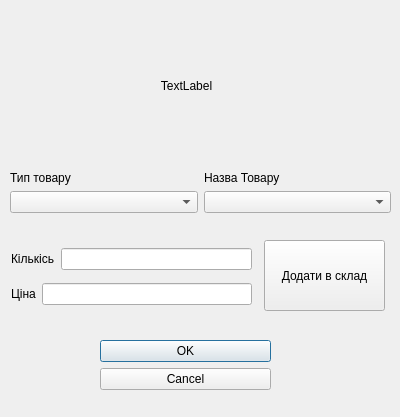
First picture: the form in new_arrival.ui, repository fedaktaras/Chocolat, before the edit.
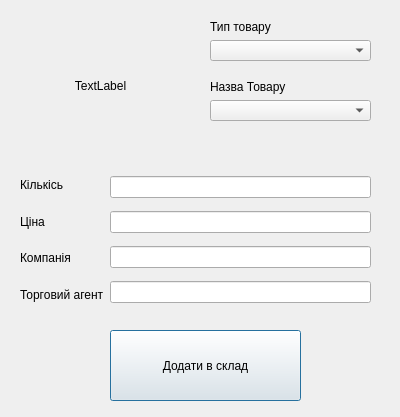
Second picture: the form after the edit.

```diff
--- a/new_arrival.ui
+++ b/new_arrival.ui
@@ -13,26 +13,10 @@
   <property name="windowTitle">
    <string>Dialog</string>
   </property>
-  <widget class="QDialogButtonBox" name="buttonBox">
-   <property name="geometry">
-    <rect>
-     <x>100</x>
-     <y>340</y>
-     <width>171</width>
-     <height>61</height>
-    </rect>
-   </property>
-   <property name="orientation">
-    <enum>Qt::Vertical</enum>
-   </property>
-   <property name="standardButtons">
-    <set>QDialogButtonBox::Cancel|QDialogButtonBox::Ok</set>
-   </property>
-  </widget>
   <widget class="QLabel" name="label_5">
    <property name="geometry">
     <rect>
-     <x>96</x>
+     <x>10</x>
      <y>20</y>
      <width>181</width>
      <height>131</height>
@@ -45,52 +29,12 @@
     <set>Qt::AlignCenter</set>
    </property>
   </widget>
-  <widget class="QWidget" name="layoutWidget">
-   <property name="geometry">
-    <rect>
-     <x>10</x>
-     <y>170</y>
-     <width>381</width>
-     <height>43</height>
-    </rect>
-   </property>
-   <layout class="QHBoxLayout" name="horizontalLayout">
-    <item>
-     <layout class="QVBoxLayout" name="verticalLayout">
-      <item>
-       <widget class="QLabel" name="label">
-        <property name="text">
-         <string>Тип товару</string>
-        </property>
-       </widget>
-      </item>
-      <item>
-       <widget class="QComboBox" name="comboBox_2"/>
-      </item>
-     </layout>
-    </item>
-    <item>
-     <layout class="QVBoxLayout" name="verticalLayout_2">
-      <item>
-       <widget class="QLabel" name="label_2">
-        <property name="text">
-         <string>Назва Товару</string>
-        </property>
-       </widget>
-      </item>
-      <item>
-       <widget class="QComboBox" name="comboBox"/>
-      </item>
-     </layout>
-    </item>
-   </layout>
-  </widget>
   <widget class="QPushButton" name="pushButtonadd">
    <property name="geometry">
     <rect>
-     <x>264</x>
-     <y>240</y>
-     <width>121</width>
+     <x>110</x>
+     <y>330</y>
+     <width>191</width>
      <height>71</height>
     </rect>
    </property>
@@ -101,15 +45,59 @@
   <widget class="QWidget" name="">
    <property name="geometry">
     <rect>
-     <x>11</x>
-     <y>241</y>
-     <width>241</width>
-     <height>71</height>
+     <x>210</x>
+     <y>20</y>
+     <width>161</width>
+     <height>41</height>
     </rect>
    </property>
-   <layout class="QVBoxLayout" name="verticalLayout_3">
+   <layout class="QVBoxLayout" name="verticalLayout">
     <item>
-     <layout class="QHBoxLayout" name="horizontalLayout_2">
+     <widget class="QLabel" name="label">
+      <property name="text">
+       <string>Тип товару</string>
+      </property>
+     </widget>
+    </item>
+    <item>
+     <widget class="QComboBox" name="comboBox_2"/>
+    </item>
+   </layout>
+  </widget>
+  <widget class="QWidget" name="">
+   <property name="geometry">
+    <rect>
+     <x>210</x>
+     <y>80</y>
+     <width>161</width>
+     <height>41</height>
+    </rect>
+   </property>
+   <layout class="QVBoxLayout" name="verticalLayout_2">
+    <item>
+     <widget class="QLabel" name="label_2">
+      <property name="text">
+       <string>Назва Товару</string>
+      </property>
+     </widget>
+    </item>
+    <item>
+     <widget class="QComboBox" name="comboBox"/>
+    </item>
+   </layout>
+  </widget>
+  <widget class="QWidget" name="">
+   <property name="geometry">
+    <rect>
+     <x>20</x>
+     <y>169</y>
+     <width>351</width>
+     <height>141</height>
+    </rect>
+   </property>
+   <layout class="QHBoxLayout" name="horizontalLayout">
+    <item>
+     <layout class="QVBoxLayout" name="verticalLayout_4">
       <item>
        <widget class="QLabel" name="label_3">
         <property name="text">
@@ -118,13 +106,6 @@
        </widget>
       </item>
       <item>
-       <widget class="QLineEdit" name="lineEdit"/>
-      </item>
-     </layout>
-    </item>
-    <item>
-     <layout class="QHBoxLayout" name="horizontalLayout_3">
-      <item>
        <widget class="QLabel" name="label_4">
         <property name="text">
          <string>Ціна</string>
@@ -132,7 +113,34 @@
        </widget>
       </item>
       <item>
-       <widget class="QLineEdit" name="lineEdit_2"/>
+       <widget class="QLabel" name="label_6">
+        <property name="text">
+         <string>Компанія</string>
+        </property>
+       </widget>
+      </item>
+      <item>
+       <widget class="QLabel" name="label_7">
+        <property name="text">
+         <string>Торговий агент</string>
+        </property>
+       </widget>
+      </item>
+     </layout>
+    </item>
+    <item>
+     <layout class="QVBoxLayout" name="verticalLayout_3">
+      <item>
+       <widget class="QLineEdit" name="lineEditAmount"/>
+      </item>
+      <item>
+       <widget class="QLineEdit" name="lineEditPrice"/>
+      </item>
+      <item>
+       <widget class="QLineEdit" name="lineEditCompany"/>
+      </item>
+      <item>
+       <widget class="QLineEdit" name="lineEditSPerson"/>
       </item>
      </layout>
     </item>
```
Left out of the diff: 35 changed lines with no effect on the pictures.
